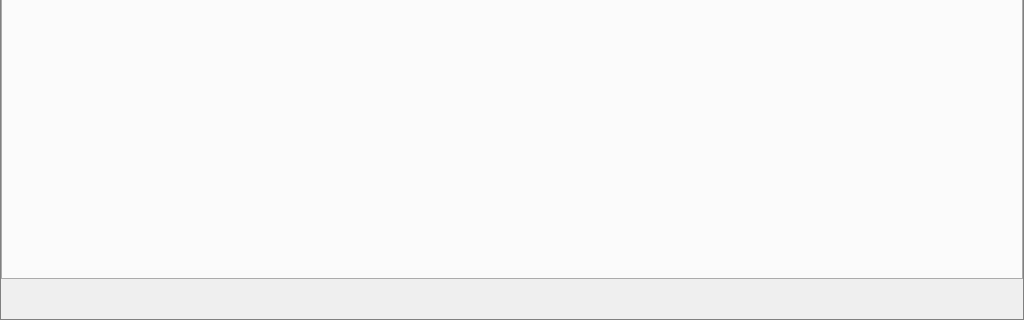
lxj434368832/LotterySystem, file ViewManage/MainWindow/MMainWindow.ui: the form before one commit; both pictures show x 0 to 1024 and y 448 to 768 of the 1024 by 768 pixel window.
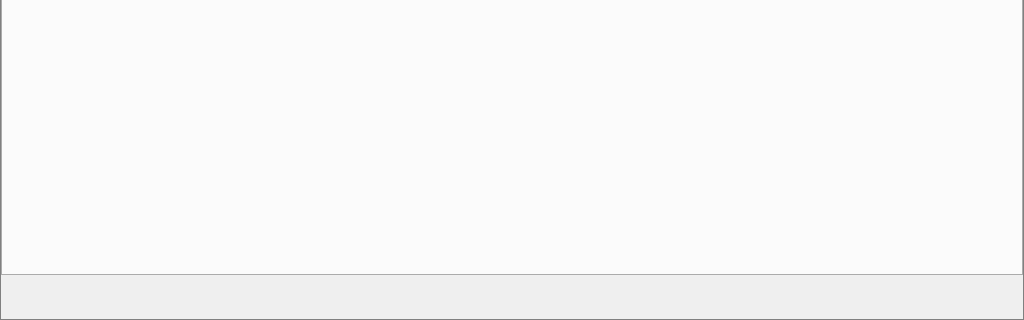
The form after the commit. Icons and pictures are not drawn.

```diff
--- a/ViewManage/MainWindow/MMainWindow.ui
+++ b/ViewManage/MainWindow/MMainWindow.ui
@@ -37,7 +37,7 @@
     <number>1</number>
    </property>
    <property name="bottomMargin">
-    <number>1</number>
+    <number>5</number>
    </property>
    <item>
     <widget class="QFrame" name="frameTitleBar">
```
